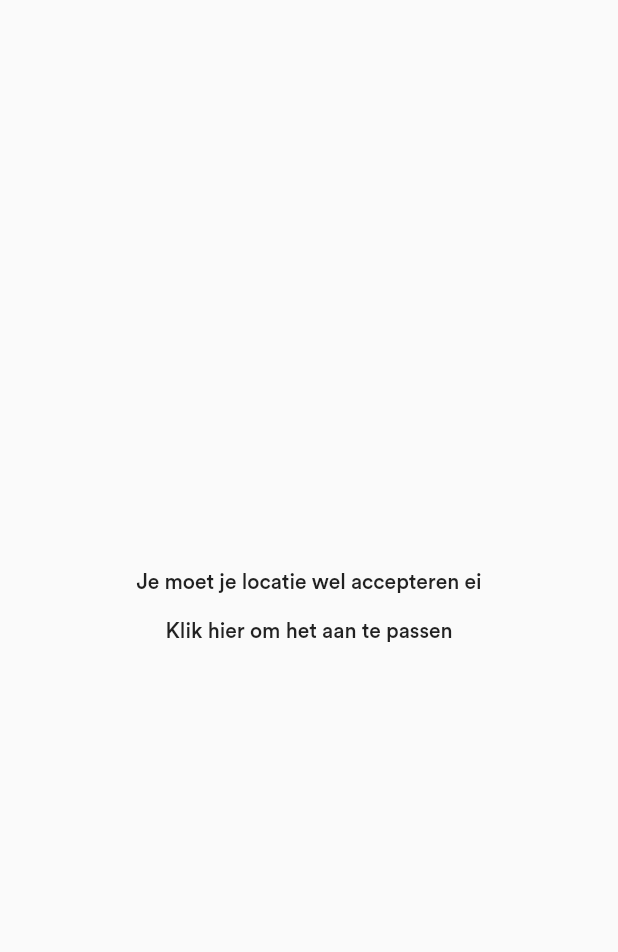
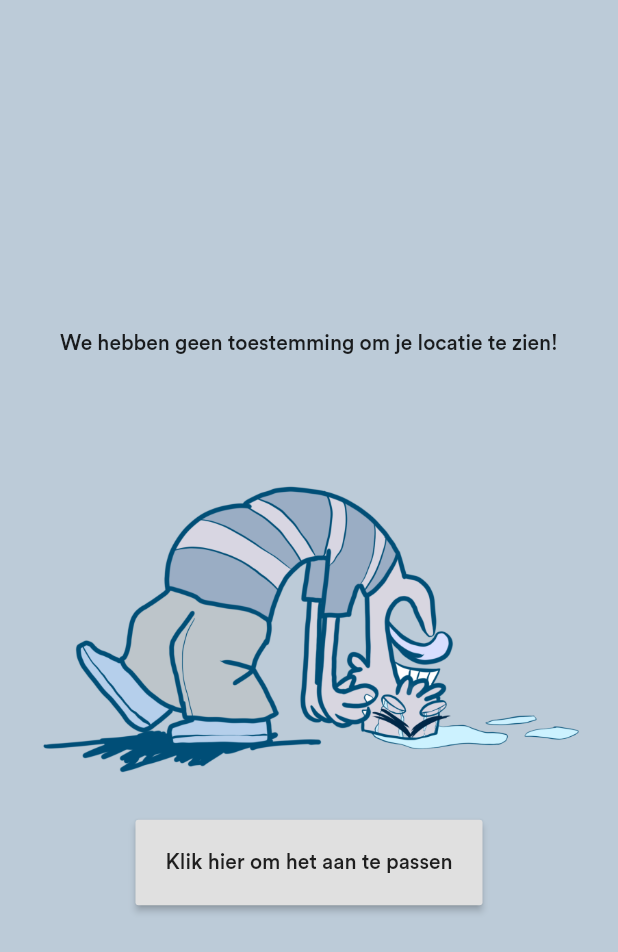
Before and after one commit to InstantlyMoist/KorteBroekAan, a Flutter app: the NoLocationScreen screen opened directly, on a phone screen of 412 x 824 dp. Shown: the top 952 px of the screen. Run offline on Flutter 3.47's test engine with Material 2 defaults, Android fonts, the phone set to English and light mode, and no system bars; our stand-ins replace auto_size_text, location, permission_handler, shared_preferences; accounts and stored records are empty.

Commit message:
Changed drawings, changed location error screen

```diff
--- a/lib/error_screens/no_location_screen.dart
+++ b/lib/error_screens/no_location_screen.dart
@@ -1,6 +1,7 @@
 import 'package:flutter/cupertino.dart';
 import 'package:flutter/foundation.dart';
 import 'package:flutter/material.dart';
+import 'package:kan_ik_een_korte_broek_aan/text/titletext.dart';
 import 'package:permission_handler/permission_handler.dart';
 
 class NoLocationScreen extends StatefulWidget {
@@ -49,12 +50,15 @@ class _NoLocationScreenState extends State<NoLocationScreen>
   @override
   Widget build(BuildContext context) {
     return Scaffold(
+      backgroundColor: Color(0xFFBCCBD8),
       body: Center(
         child: Column(
           mainAxisAlignment: MainAxisAlignment.center,
           children: <Widget>[
-            Text("Je moet je locatie wel accepteren ei"),
-            FlatButton(
+            Text("We hebben geen toestemming om je locatie te zien!"),
+            Image(image: AssetImage("assets/images/no-man-plain.png")),
+            RaisedButton(
+              padding: EdgeInsets.all(20),
               onPressed: () => {handlePermission()},
               child: Text("Klik hier om het aan te passen"),
             )
--- a/lib/home_screen/main_screen.dart
+++ b/lib/home_screen/main_screen.dart
@@ -24,7 +24,7 @@ class _MainScreenState extends State<MainScreen> {
   @override
   Widget build(BuildContext context) {
     return Scaffold(
-      backgroundColor: Color(WeatherHandler.shortPantsToday ? 0xFFFDEBD1 : 0xFFBCCBD8),
+      backgroundColor: WeatherHandler.getBackgroundColor(),
       body: SafeArea(
         child: Container(
           width: double.infinity,
--- a/lib/weather_handler.dart
+++ b/lib/weather_handler.dart
@@ -1,5 +1,6 @@
 import 'dart:convert';
 import 'package:flutter/cupertino.dart';
+import 'package:flutter/material.dart';
 import 'package:http/http.dart' as http;
 import 'package:intl/intl.dart';
 import 'package:kan_ik_een_korte_broek_aan/home_screen/forecastbar/forecastitem.dart';
@@ -27,7 +28,7 @@ class WeatherHandler {
       if (day != today) {
         forecastItems.add(new ForecastItem(
             day,
-            meetsConditions(decoded["data"][day]["temp"],
+            meetsConditions(decoded["data"][day]["temp"].toDouble(),
                 decoded["data"][day]["chanceOfRain"])));
       }
     }
--- a/pubspec.yaml
+++ b/pubspec.yaml
@@ -43,6 +43,7 @@ flutter:
   assets:
     - assets/images/yes-man.png
     - assets/images/no-man.png
+    - assets/images/no-man-plain.png
   fonts:
     - family: CircularStd
       fonts:
```
Also changed, not shown: assets/images/no-man-plain.png (added), assets/images/no-man.png, assets/images/yes-man.png, 4 other files.
